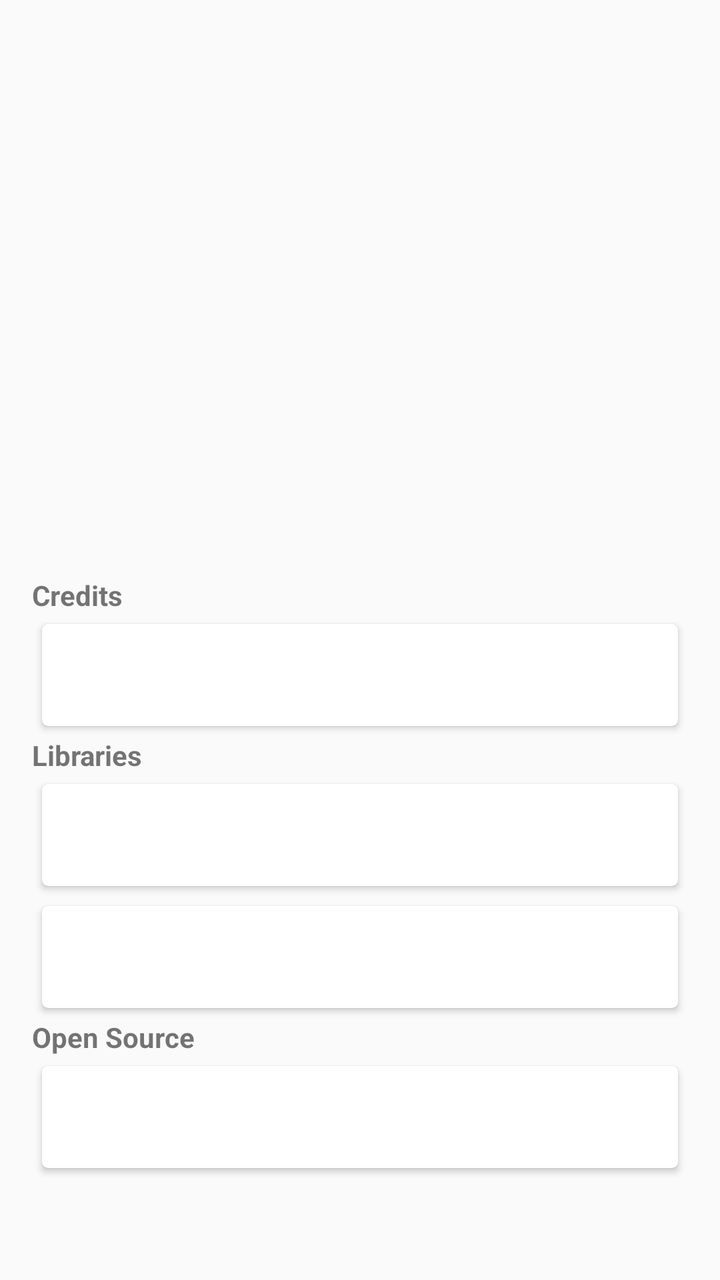
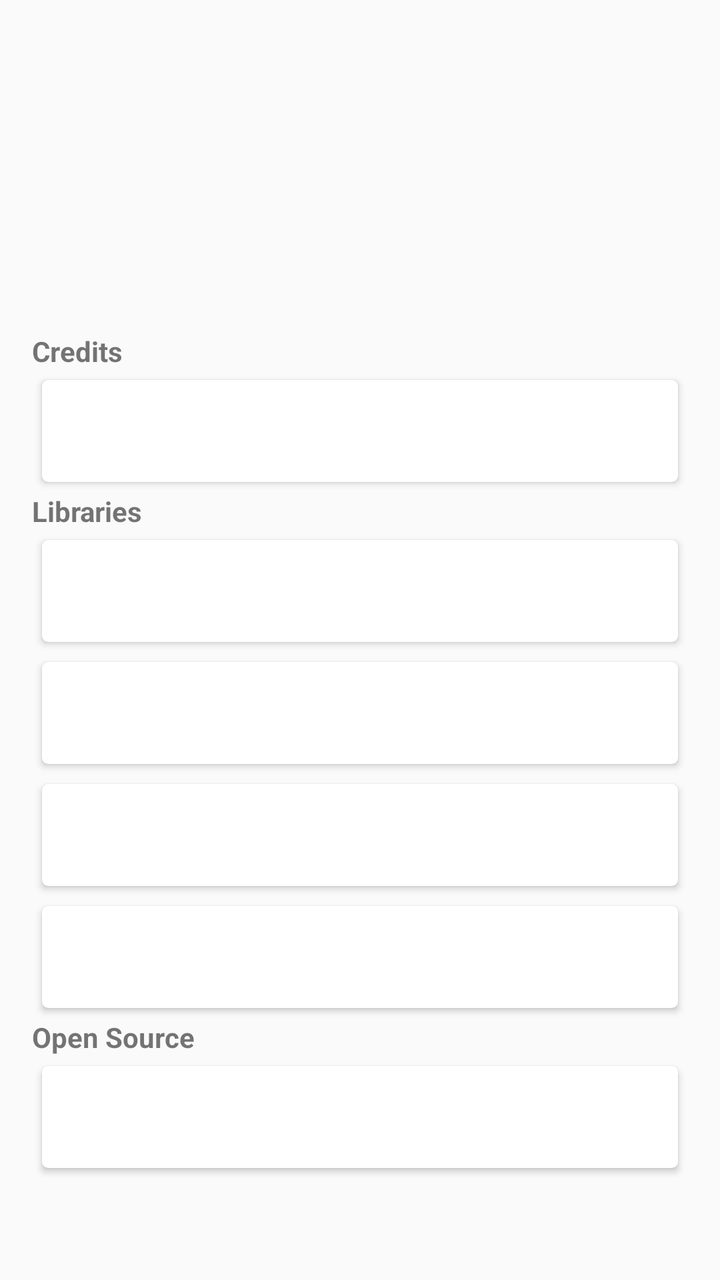

Two renders of the same Android screen: before a commit and after it. Below are the layout's source before the change and the commit's diff.
<!-- AndroidManifest.xml: application theme AppTheme -->
<!-- res/layout/activity_about.xml -->
<?xml version="1.0" encoding="utf-8"?>
<RelativeLayout xmlns:android="http://schemas.android.com/apk/res/android"
    xmlns:tools="http://schemas.android.com/tools"
    android:id="@+id/activity_about"
    android:layout_width="match_parent"
    android:layout_height="match_parent"
    android:paddingBottom="@dimen/activity_vertical_margin"
    android:paddingLeft="@dimen/activity_horizontal_margin"
    android:paddingRight="@dimen/activity_horizontal_margin"
    android:paddingTop="@dimen/activity_vertical_margin"
    tools:context="com.orpheusdroid.sqliteviewer.ui.AboutActivity">

    <TextView
        android:id="@+id/versionTxt"
        android:layout_width="wrap_content"
        android:layout_height="wrap_content"
        android:layout_alignParentBottom="true"
        android:layout_centerHorizontal="true"
        android:gravity="center"
        android:paddingLeft="16dp"
        android:paddingRight="16dp"
        android:paddingTop="16dp" />

    <ScrollView
        android:layout_width="match_parent"
        android:layout_height="wrap_content"
        android:layout_above="@id/versionTxt">

        <LinearLayout xmlns:android="http://schemas.android.com/apk/res/android"
            xmlns:card_view="http://schemas.android.com/apk/res-auto"
            xmlns:tools="http://schemas.android.com/tools"
            android:layout_width="match_parent"
            android:layout_height="wrap_content"
            android:orientation="vertical">

            <TextView
                android:layout_width="wrap_content"
                android:layout_height="wrap_content"
                android:text="@string/about_credits"
                android:textStyle="bold" />
            
            <android.support.v7.widget.CardView xmlns:card_view="http://schemas.android.com/apk/res-auto"
                android:layout_width="match_parent"
                android:layout_height="wrap_content"
                android:layout_margin="5dp"
                android:elevation="16dp"
                card_view:cardCornerRadius="3dp">

                <TextView
                    android:id="@+id/icon_credit_tv"
                    android:layout_width="wrap_content"
                    android:layout_height="match_parent"
                    android:autoLink="web"
                    android:padding="16dp" />
            </android.support.v7.widget.CardView>

            <TextView
                android:layout_width="wrap_content"
                android:layout_height="wrap_content"
                android:text="@string/about_libraries"
                android:textStyle="bold" />
            
            <android.support.v7.widget.CardView xmlns:card_view="http://schemas.android.com/apk/res-auto"
                android:layout_width="match_parent"
                android:layout_height="wrap_content"
                android:layout_margin="5dp"
                android:elevation="16dp"
                card_view:cardCornerRadius="3dp">

                <TextView
                    android:id="@+id/video_editor_lib_credit_tv"
                    android:layout_width="wrap_content"
                    android:layout_height="match_parent"
                    android:autoLink="web"
                    android:padding="16dp" />
            </android.support.v7.widget.CardView>
            
            <android.support.v7.widget.CardView xmlns:card_view="http://schemas.android.com/apk/res-auto"
                android:layout_width="match_parent"
                android:layout_height="wrap_content"
                android:layout_margin="5dp"
                android:elevation="16dp"
                card_view:cardCornerRadius="3dp">

                <TextView
                    android:id="@+id/analytics_lib_credit_tv"
                    android:layout_width="wrap_content"
                    android:layout_height="match_parent"
                    android:autoLink="web"
                    android:padding="16dp" />
            </android.support.v7.widget.CardView>

            <TextView
                android:layout_width="wrap_content"
                android:layout_height="wrap_content"
                android:text="@string/about_opensource"
                android:textStyle="bold" />
            
            <android.support.v7.widget.CardView xmlns:card_view="http://schemas.android.com/apk/res-auto"
                android:layout_width="match_parent"
                android:layout_height="wrap_content"
                android:layout_margin="5dp"
                android:elevation="16dp"
                card_view:cardCornerRadius="3dp">

                <TextView
                    android:id="@+id/opensource_info_tv"
                    android:layout_width="wrap_content"
                    android:layout_height="match_parent"
                    android:autoLink="web"
                    android:padding="16dp" />
            </android.support.v7.widget.CardView>
        </LinearLayout>
    </ScrollView>

</RelativeLayout>
<!-- resources referenced by this layout -->
<resources>
  <dimen name="activity_horizontal_margin">16dp</dimen>
  <dimen name="activity_vertical_margin">16dp</dimen>
  <string name="about_credits">Credits</string>
  <string name="about_libraries">Libraries</string>
  <string name="about_opensource">Open Source</string>
  <style name="AppTheme" parent="Theme.AppCompat.Light.DarkActionBar">
          
          <item name="colorPrimary">@color/colorPrimary</item>
          <item name="colorPrimaryDark">@color/colorPrimaryDark</item>
          <item name="colorAccent">@color/colorAccent</item>
      </style>
  <color name="colorPrimary">#2196F3</color>
  <color name="colorPrimaryDark">#1976D2</color>
  <color name="colorAccent">#FF5722</color>
</resources>

<!-- the commit's change to res/layout/activity_about.xml (unified diff, before → after) -->
@@ -24,7 +24,8 @@
     <ScrollView
         android:layout_width="match_parent"
         android:layout_height="wrap_content"
-        android:layout_above="@id/versionTxt">
+        android:layout_above="@id/versionTxt"
+        android:scrollbars="none">
 
         <LinearLayout xmlns:android="http://schemas.android.com/apk/res/android"
             xmlns:card_view="http://schemas.android.com/apk/res-auto"
@@ -68,7 +69,7 @@
                 card_view:cardCornerRadius="3dp">
 
                 <TextView
-                    android:id="@+id/video_editor_lib_credit_tv"
+                    android:id="@+id/root_library_credit_tv"
                     android:layout_width="wrap_content"
                     android:layout_height="match_parent"
                     android:autoLink="web"
@@ -83,7 +84,37 @@
                 card_view:cardCornerRadius="3dp">
 
                 <TextView
-                    android:id="@+id/analytics_lib_credit_tv"
+                    android:id="@+id/table_view_library_credit_tv"
+                    android:layout_width="wrap_content"
+                    android:layout_height="match_parent"
+                    android:autoLink="web"
+                    android:padding="16dp" />
+            </android.support.v7.widget.CardView>
+
+            <android.support.v7.widget.CardView xmlns:card_view="http://schemas.android.com/apk/res-auto"
+                android:layout_width="match_parent"
+                android:layout_height="wrap_content"
+                android:layout_margin="5dp"
+                android:elevation="16dp"
+                card_view:cardCornerRadius="3dp">
+
+                <TextView
+                    android:id="@+id/csv_export_library_credit_tv"
+                    android:layout_width="wrap_content"
+                    android:layout_height="match_parent"
+                    android:autoLink="web"
+                    android:padding="16dp" />
+            </android.support.v7.widget.CardView>
+
+            <android.support.v7.widget.CardView xmlns:card_view="http://schemas.android.com/apk/res-auto"
+                android:layout_width="match_parent"
+                android:layout_height="wrap_content"
+                android:layout_margin="5dp"
+                android:elevation="16dp"
+                card_view:cardCornerRadius="3dp">
+
+                <TextView
+                    android:id="@+id/splash_screen_library_credit_tv"
                     android:layout_width="wrap_content"
                     android:layout_height="match_parent"
                     android:autoLink="web"
